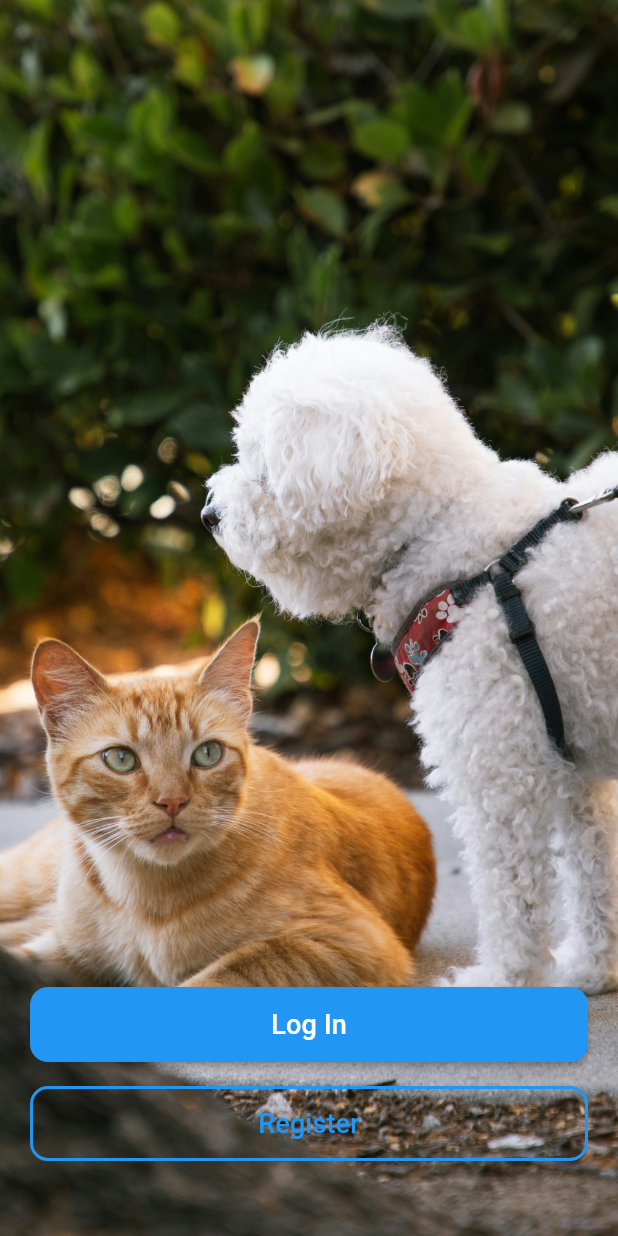
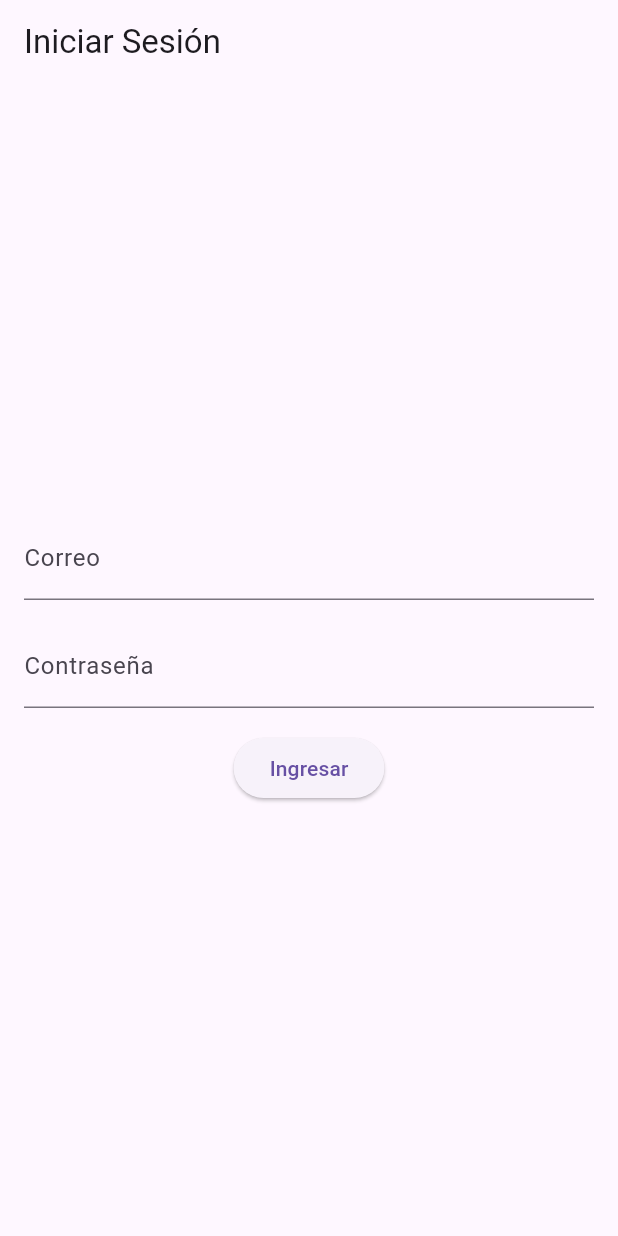
Before and after one commit to mmanzanelli/mascotassalud, a Flutter app: the screen it shows after launch, on a phone screen of 412 x 824 dp. Run offline on Flutter 3.47's test engine with Material 3 defaults, Android fonts, the phone set to English and light mode, and no system bars.

Commit message:
subiendo funcionalida login

```diff
--- a/lib/main.dart
+++ b/lib/main.dart
@@ -1,8 +1,9 @@
 import 'package:flutter/material.dart';
+// ignore: depend_on_referenced_packages
 import 'package:provider/provider.dart';
 import 'package:mascotassalud/providers/auth_provider.dart';
+import 'package:mascotassalud/screens/auth/login_screen.dart';
 import 'package:mascotassalud/screens/home_screen.dart';
-import 'package:mascotassalud/screens/login_screen.dart';
 
 void main() {
   runApp(
@@ -16,10 +17,16 @@ void main() {
 }
 
 class MascotasApp extends StatelessWidget {
+  const MascotasApp({super.key});
+
   @override
   Widget build(BuildContext context) {
     return MaterialApp(
       debugShowCheckedModeBanner: false,
+      routes: {
+        '/home': (context) => HomeScreen(),
+        '/login': (context) => LoginScreen(),
+      },
       home: Consumer<AuthProvider>(
         builder: (context, auth, _) {
           return auth.isAuthenticated ? HomeScreen() : LoginScreen();
--- /dev/null
+++ b/lib/screens/auth/login_screen.dart
@@ -0,0 +1,67 @@
+import 'package:flutter/material.dart';
+import 'package:mascotassalud/providers/auth_provider.dart';
+import 'package:provider/provider.dart';
+
+class LoginScreen extends StatefulWidget {
+  const LoginScreen({super.key});
+
+  @override
+  _LoginScreenState createState() => _LoginScreenState();
+}
+
+class _LoginScreenState extends State<LoginScreen> {
+  final _emailController = TextEditingController();
+  final _passwordController = TextEditingController();
+
+  void _login() async {
+    final authProvider = Provider.of<AuthProvider>(context, listen: false);
+    final success = await authProvider.login(
+      _emailController.text,
+      _passwordController.text,
+    );
+
+    if (!mounted) return; // Asegura que el contexto aún esté montado
+
+    if (success) {
+      Navigator.pushReplacementNamed(context, '/home');
+    } else {
+      ScaffoldMessenger.of(context).showSnackBar(
+        const SnackBar(content: Text('Error en inicio de sesión')),
+      );
+    }
+  }
+
+  @override
+  Widget build(BuildContext context) {
+    final authProvider = Provider.of<AuthProvider>(context);
+
+    return Scaffold(
+      appBar: AppBar(title: const Text("Iniciar Sesión")),
+      body: Padding(
+        padding: const EdgeInsets.all(16.0),
+        child: Column(
+          mainAxisAlignment: MainAxisAlignment.center,
+          children: [
+            TextField(
+              controller: _emailController,
+              decoration: const InputDecoration(labelText: 'Correo'),
+            ),
+            const SizedBox(height: 16),
+            TextField(
+              controller: _passwordController,
+              obscureText: true,
+              decoration: const InputDecoration(labelText: 'Contraseña'),
+            ),
+            const SizedBox(height: 16),
+            authProvider.isLoading
+                ? const CircularProgressIndicator()
+                : ElevatedButton(
+                    onPressed: _login,
+                    child: const Text("Ingresar"),
+                  ),
+          ],
+        ),
+      ),
+    );
+  }
+}
--- a/lib/screens/login_screen.dart
+++ /dev/null
@@ -1,66 +0,0 @@
-import 'package:flutter/material.dart';
-import 'package:provider/provider.dart';
-import '../providers/auth_provider.dart';
-
-class LoginScreen extends StatelessWidget {
-  @override
-  Widget build(BuildContext context) {
-    return Scaffold(
-      body: Stack(
-        children: [
-          // Imagen de fondo
-          Positioned.fill(
-            child: Image.asset(
-              'assets/images/noelle-yGYe5rnnTRc-unsplash.jpg',
-              fit: BoxFit.cover,
-            ),
-          ),
-          // Botones
-          Positioned(
-            bottom: 50,
-            left: 20,
-            right: 20,
-            child: Column(
-              mainAxisSize: MainAxisSize.min,
-              children: [
-                ElevatedButton(
-                  onPressed: () {
-                    Provider.of<AuthProvider>(context, listen: false).logIn();
-                  },
-                  style: ElevatedButton.styleFrom(
-                    backgroundColor: Colors.blue,
-                    foregroundColor: Colors.white,
-                    minimumSize: Size(double.infinity, 50),
-                    shape: RoundedRectangleBorder(
-                      borderRadius: BorderRadius.circular(12),
-                    ),
-                    elevation: 2,
-                  ),
-                  child: Text(
-                    'Log In',
-                    style: TextStyle(fontSize: 18),
-                  ),
-                ),
-                SizedBox(height: 16),
-                OutlinedButton(
-                  onPressed: () {},
-                  style: OutlinedButton.styleFrom(
-                    side: BorderSide(color: Colors.blue, width: 2),
-                    minimumSize: Size(double.infinity, 50),
-                    shape: RoundedRectangleBorder(
-                      borderRadius: BorderRadius.circular(12),
-                    ),
-                  ),
-                  child: Text(
-                    'Register',
-                    style: TextStyle(fontSize: 18, color: Colors.blue),
-                  ),
-                ),
-              ],
-            ),
-          ),
-        ],
-      ),
-    );
-  }
-}
--- /dev/null
+++ b/lib/services/auth_service.dart
@@ -0,0 +1,24 @@
+import 'dart:convert';
+import 'package:http/http.dart' as http;
+
+class AuthService {
+  static const String _baseUrl = 'http://localhost:3000/api';
+
+  static Future<bool> login(String email, String password) async {
+    final response = await http.post(
+      Uri.parse('$_baseUrl/usuarios/login'),
+      headers: {'Content-Type': 'application/json'},
+      body: jsonEncode({'correo': email, 'contraseña': password}),
+    );
+    return response.statusCode == 200;
+  }
+
+  static Future<bool> register(String email, String password) async {
+    final response = await http.post(
+      Uri.parse('$_baseUrl/usuarios/register'),
+      headers: {'Content-Type': 'application/json'},
+      body: jsonEncode({'correo': email, 'contraseña': password}),
+    );
+    return response.statusCode == 200;
+  }
+}
```
Also changed, not shown: lib/providers/auth_provider.dart (+34 -4 lines), lib/screens/auth/register_screen.dart (added, +85 -0 lines), pubspec.yaml (+2 -37 lines), lib/widgets/custom_text_field.dart (added), pubspec.lock, 1 other file.
